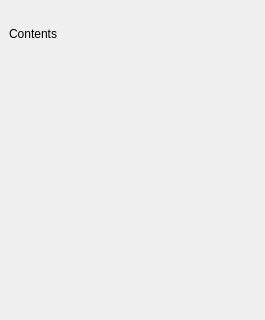
Before: the Qt Designer form startrak-ui/qt/layouts/insp_header.ui in JotaRata/StarTrak-continued, drawn with Qt 5; both pictures show x 0 to 265 and y 0 to 320 of the 265 by 683 pixel window.
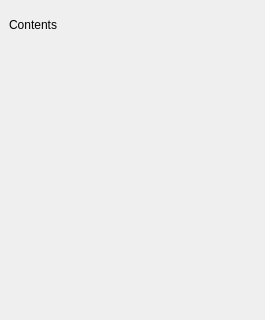
After: the same form once the commit is applied.

Commit message: Changed look of Header inspectors

The edit to the form file:
```diff
--- a/startrak-ui/qt/layouts/insp_header.ui
+++ b/startrak-ui/qt/layouts/insp_header.ui
@@ -27,33 +27,6 @@
     <number>9</number>
    </property>
    <item>
-    <widget class="QFrame" name="content">
-     <property name="styleSheet">
-      <string notr="true">QFrame[objectName $= &quot;frame&quot; ]{
-
-	background-color: rgba(255, 255, 255, 20);
-}
-
-QLabel{
-
-	background-color: rgba(255, 255, 255, 0);
-}
-</string>
-     </property>
-     <property name="frameShape">
-      <enum>QFrame::NoFrame</enum>
-     </property>
-     <property name="frameShadow">
-      <enum>QFrame::Plain</enum>
-     </property>
-     <layout class="QVBoxLayout" name="verticalLayout_2">
-      <property name="leftMargin">
-       <number>0</number>
-      </property>
-      <property name="rightMargin">
-       <number>0</number>
-      </property>
-      <item>
        <widget class="QFrame" name="header_frame">
         <property name="sizePolicy">
          <sizepolicy hsizetype="Preferred" vsizetype="Maximum">
@@ -85,14 +58,11 @@
         </property>
         <property name="sizeHint" stdset="0">
          <size>
-          <width>20</width>
-          <height>40</height>
+       <width>262</width>
+       <height>644</height>
          </size>
         </property>
        </spacer>
-      </item>
-     </layout>
-    </widget>
    </item>
   </layout>
  </widget>
```
Lines whose indentation alone changed are shown as unchanged. The commit also changes 1 other file.
